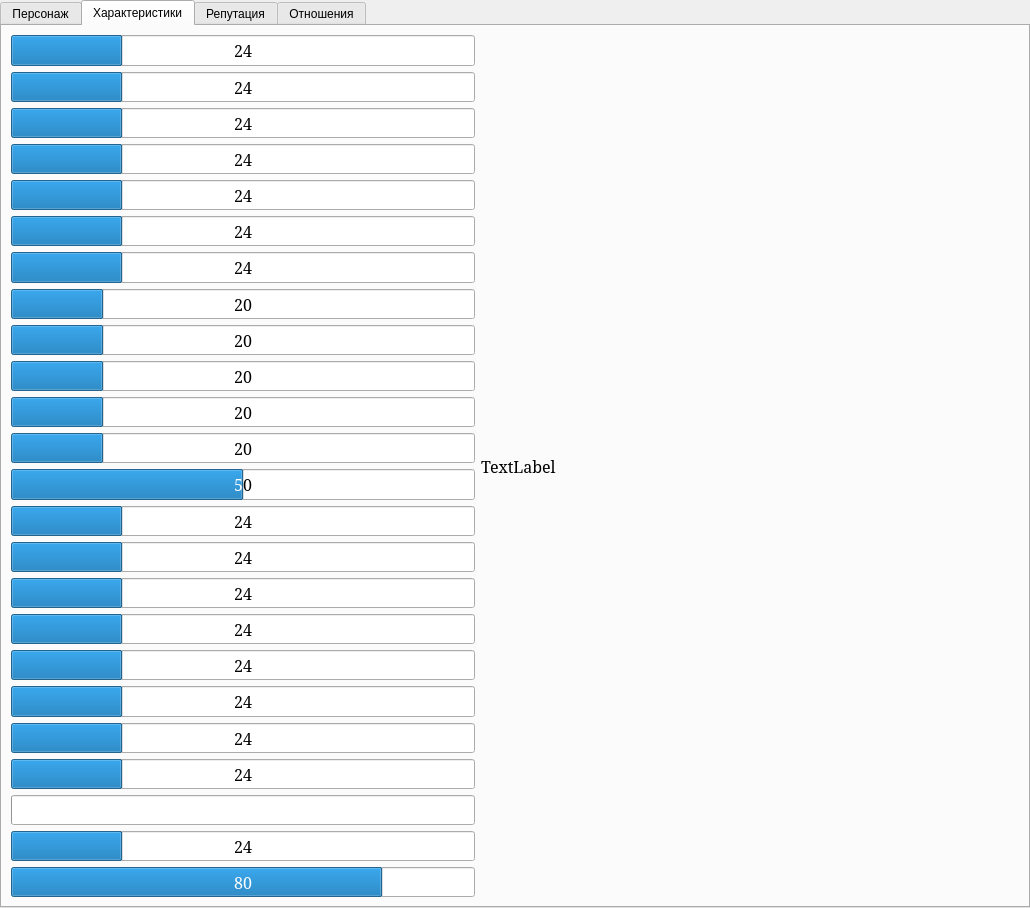
maksakovaa/Province, file player/tabwidgetplayer.ui: the form before one commit.
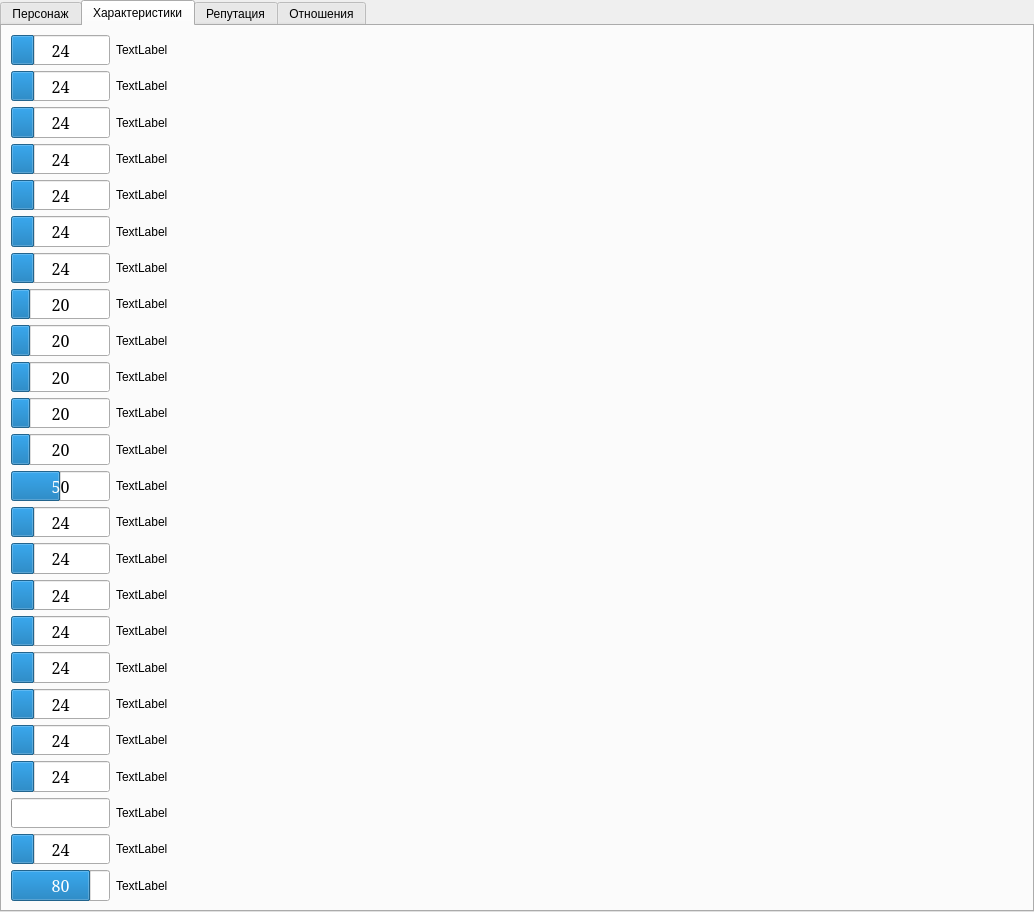
The form after the commit. The open tabs and pages were chosen to show the change.

The edit to the form file:
```diff
--- a/player/tabwidgetplayer.ui
+++ b/player/tabwidgetplayer.ui
@@ -6,8 +6,8 @@
    <rect>
     <x>0</x>
     <y>0</y>
-    <width>1030</width>
-    <height>908</height>
+    <width>1034</width>
+    <height>912</height>
    </rect>
   </property>
   <property name="windowTitle">
@@ -151,10 +151,10 @@
    <attribute name="title">
     <string>Характеристики</string>
    </attribute>
-   <layout class="QHBoxLayout" name="horizontalLayout_2">
+   <layout class="QVBoxLayout" name="verticalLayout">
     <item>
-     <layout class="QVBoxLayout" name="verticalLayoutBar">
-      <item>
+     <layout class="QFormLayout" name="formLayout">
+      <item row="0" column="0">
        <widget class="QProgressBar" name="progressBarStrength">
         <property name="font">
          <font>
@@ -173,7 +173,14 @@
         </property>
        </widget>
       </item>
-      <item>
+      <item row="0" column="1">
+       <widget class="QLabel" name="label_str">
+        <property name="text">
+         <string>TextLabel</string>
+        </property>
+       </widget>
+      </item>
+      <item row="1" column="0">
        <widget class="QProgressBar" name="progressBarSpeed">
         <property name="font">
          <font>
@@ -189,7 +196,14 @@
         </property>
        </widget>
       </item>
-      <item>
+      <item row="1" column="1">
+       <widget class="QLabel" name="label_speed">
+        <property name="text">
+         <string>TextLabel</string>
+        </property>
+       </widget>
+      </item>
+      <item row="2" column="0">
        <widget class="QProgressBar" name="progressBarAgility">
         <property name="font">
          <font>
@@ -205,7 +219,14 @@
         </property>
        </widget>
       </item>
-      <item>
+      <item row="2" column="1">
+       <widget class="QLabel" name="label_agility">
+        <property name="text">
+         <string>TextLabel</string>
+        </property>
+       </widget>
+      </item>
+      <item row="3" column="0">
        <widget class="QProgressBar" name="progressBarEndurance">
         <property name="font">
          <font>
@@ -221,7 +242,14 @@
         </property>
        </widget>
       </item>
-      <item>
+      <item row="3" column="1">
+       <widget class="QLabel" name="label_endurance">
+        <property name="text">
+         <string>TextLabel</string>
+        </property>
+       </widget>
+      </item>
+      <item row="4" column="0">
        <widget class="QProgressBar" name="progressBarIntellect">
         <property name="font">
          <font>
@@ -237,7 +265,14 @@
         </property>
        </widget>
       </item>
-      <item>
+      <item row="4" column="1">
+       <widget class="QLabel" name="label_intellect">
+        <property name="text">
+         <string>TextLabel</string>
+        </property>
+       </widget>
+      </item>
+      <item row="5" column="0">
        <widget class="QProgressBar" name="progressBarReact">
         <property name="font">
          <font>
@@ -253,7 +288,14 @@
         </property>
        </widget>
       </item>
-      <item>
+      <item row="5" column="1">
+       <widget class="QLabel" name="label_react">
+        <property name="text">
+         <string>TextLabel</string>
+        </property>
+       </widget>
+      </item>
+      <item row="6" column="0">
        <widget class="QProgressBar" name="progressBarDomination">
         <property name="font">
          <font>
@@ -272,7 +314,14 @@
         </property>
        </widget>
       </item>
-      <item>
+      <item row="6" column="1">
+       <widget class="QLabel" name="label_domination">
+        <property name="text">
+         <string>TextLabel</string>
+        </property>
+       </widget>
+      </item>
+      <item row="7" column="0">
        <widget class="QProgressBar" name="progressBarJab">
         <property name="font">
          <font>
@@ -291,7 +340,14 @@
         </property>
        </widget>
       </item>
-      <item>
+      <item row="7" column="1">
+       <widget class="QLabel" name="label_jab">
+        <property name="text">
+         <string>TextLabel</string>
+        </property>
+       </widget>
+      </item>
+      <item row="8" column="0">
        <widget class="QProgressBar" name="progressBarPunch">
         <property name="font">
          <font>
@@ -310,7 +366,14 @@
         </property>
        </widget>
       </item>
-      <item>
+      <item row="8" column="1">
+       <widget class="QLabel" name="label_punch">
+        <property name="text">
+         <string>TextLabel</string>
+        </property>
+       </widget>
+      </item>
+      <item row="9" column="0">
        <widget class="QProgressBar" name="progressBarKik">
         <property name="font">
          <font>
@@ -329,7 +392,14 @@
         </property>
        </widget>
       </item>
-      <item>
+      <item row="9" column="1">
+       <widget class="QLabel" name="label_kik">
+        <property name="text">
+         <string>TextLabel</string>
+        </property>
+       </widget>
+      </item>
+      <item row="10" column="0">
        <widget class="QProgressBar" name="progressBarKikDef">
         <property name="font">
          <font>
@@ -348,7 +418,14 @@
         </property>
        </widget>
       </item>
-      <item>
+      <item row="10" column="1">
+       <widget class="QLabel" name="label_kikDef">
+        <property name="text">
+         <string>TextLabel</string>
+        </property>
+       </widget>
+      </item>
+      <item row="11" column="0">
        <widget class="QProgressBar" name="progressBarBoxing">
         <property name="font">
          <font>
@@ -367,7 +444,14 @@
         </property>
        </widget>
       </item>
-      <item>
+      <item row="11" column="1">
+       <widget class="QLabel" name="label_boxing">
+        <property name="text">
+         <string>TextLabel</string>
+        </property>
+       </widget>
+      </item>
+      <item row="12" column="0">
        <widget class="QProgressBar" name="progressBarRunner">
         <property name="font">
          <font>
@@ -386,7 +470,14 @@
         </property>
        </widget>
       </item>
-      <item>
+      <item row="12" column="1">
+       <widget class="QLabel" name="label_runner">
+        <property name="text">
+         <string>TextLabel</string>
+        </property>
+       </widget>
+      </item>
+      <item row="13" column="0">
        <widget class="QProgressBar" name="progressBarVolleyball">
         <property name="font">
          <font>
@@ -402,7 +493,14 @@
         </property>
        </widget>
       </item>
-      <item>
+      <item row="13" column="1">
+       <widget class="QLabel" name="label_volleyball">
+        <property name="text">
+         <string>TextLabel</string>
+        </property>
+       </widget>
+      </item>
+      <item row="14" column="0">
        <widget class="QProgressBar" name="progressBarOfficiant">
         <property name="font">
          <font>
@@ -418,7 +516,14 @@
         </property>
        </widget>
       </item>
-      <item>
+      <item row="14" column="1">
+       <widget class="QLabel" name="label_officiant">
+        <property name="text">
+         <string>TextLabel</string>
+        </property>
+       </widget>
+      </item>
+      <item row="15" column="0">
        <widget class="QProgressBar" name="progressBarMaid">
         <property name="font">
          <font>
@@ -434,7 +539,14 @@
         </property>
        </widget>
       </item>
-      <item>
+      <item row="15" column="1">
+       <widget class="QLabel" name="label_maid">
+        <property name="text">
+         <string>TextLabel</string>
+        </property>
+       </widget>
+      </item>
+      <item row="16" column="0">
        <widget class="QProgressBar" name="progressBarVokal">
         <property name="font">
          <font>
@@ -450,7 +562,14 @@
         </property>
        </widget>
       </item>
-      <item>
+      <item row="16" column="1">
+       <widget class="QLabel" name="label_vokal">
+        <property name="text">
+         <string>TextLabel</string>
+        </property>
+       </widget>
+      </item>
+      <item row="17" column="0">
        <widget class="QProgressBar" name="progressBarDance">
         <property name="font">
          <font>
@@ -466,7 +585,14 @@
         </property>
        </widget>
       </item>
-      <item>
+      <item row="17" column="1">
+       <widget class="QLabel" name="label_dance">
+        <property name="text">
+         <string>TextLabel</string>
+        </property>
+       </widget>
+      </item>
+      <item row="18" column="0">
        <widget class="QProgressBar" name="progressBarDancePro">
         <property name="font">
          <font>
@@ -482,7 +608,14 @@
         </property>
        </widget>
       </item>
-      <item>
+      <item row="18" column="1">
+       <widget class="QLabel" name="label_dancePro">
+        <property name="text">
+         <string>TextLabel</string>
+        </property>
+       </widget>
+      </item>
+      <item row="19" column="0">
        <widget class="QProgressBar" name="progressBarDanceStrip">
         <property name="font">
          <font>
@@ -498,7 +631,14 @@
         </property>
        </widget>
       </item>
-      <item>
+      <item row="19" column="1">
+       <widget class="QLabel" name="label_danceStrip">
+        <property name="text">
+         <string>TextLabel</string>
+        </property>
+       </widget>
+      </item>
+      <item row="20" column="0">
        <widget class="QProgressBar" name="progressBarDancePole">
         <property name="font">
          <font>
@@ -514,7 +654,14 @@
         </property>
        </widget>
       </item>
-      <item>
+      <item row="20" column="1">
+       <widget class="QLabel" name="label_dancePole">
+        <property name="text">
+         <string>TextLabel</string>
+        </property>
+       </widget>
+      </item>
+      <item row="21" column="0">
        <widget class="QProgressBar" name="progressBarPosSkill">
         <property name="font">
          <font>
@@ -533,7 +680,14 @@
         </property>
        </widget>
       </item>
-      <item>
+      <item row="21" column="1">
+       <widget class="QLabel" name="label_posSkil">
+        <property name="text">
+         <string>TextLabel</string>
+        </property>
+       </widget>
+      </item>
+      <item row="22" column="0">
        <widget class="QProgressBar" name="progressBarSchoolProgress">
         <property name="font">
          <font>
@@ -549,7 +703,14 @@
         </property>
        </widget>
       </item>
-      <item>
+      <item row="22" column="1">
+       <widget class="QLabel" name="label_schoolProg">
+        <property name="text">
+         <string>TextLabel</string>
+        </property>
+       </widget>
+      </item>
+      <item row="23" column="0">
        <widget class="QProgressBar" name="progressBarTruancy">
         <property name="font">
          <font>
@@ -568,18 +729,8 @@
         </property>
        </widget>
       </item>
-     </layout>
-    </item>
-    <item>
-     <layout class="QVBoxLayout" name="verticalLayoutDesc">
-      <item>
-       <widget class="QLabel" name="labelSkills">
-        <property name="font">
-         <font>
-          <family>Noto Serif</family>
-          <pointsize>12</pointsize>
-         </font>
-        </property>
+      <item row="23" column="1">
+       <widget class="QLabel" name="label_truancy">
         <property name="text">
          <string>TextLabel</string>
         </property>
@@ -587,19 +738,6 @@
       </item>
      </layout>
     </item>
-    <item>
-     <spacer name="horizontalSpacer">
-      <property name="orientation">
-       <enum>Qt::Orientation::Horizontal</enum>
-      </property>
-      <property name="sizeHint" stdset="0">
-       <size>
-        <width>40</width>
-        <height>20</height>
-       </size>
-      </property>
-     </spacer>
-    </item>
    </layout>
   </widget>
   <widget class="QWidget" name="tabReputation">
```
